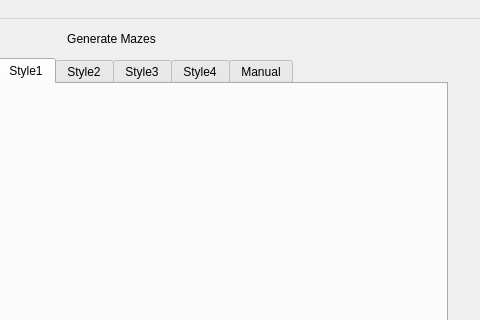
The window that assets/ui/mainwindow.ui (funaquarius24/MazeGUI) describes before a commit, drawn with Qt 5; both pictures show x 239 to 719 and y 0 to 320 of the 719 by 535 pixel window.
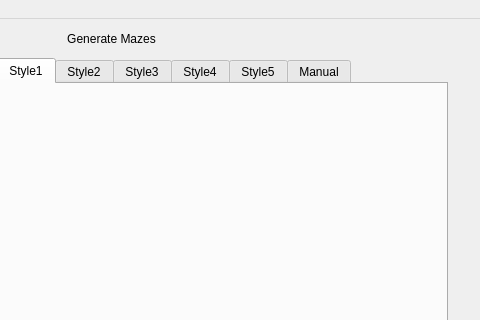
The same window after the commit.

What changed in the file:
```diff
--- a/assets/ui/mainwindow.ui
+++ b/assets/ui/mainwindow.ui
@@ -62,6 +62,11 @@
       <string>Style4</string>
      </attribute>
     </widget>
+    <widget class="QWidget" name="style5Tab">
+     <attribute name="title">
+      <string>Style5</string>
+     </attribute>
+    </widget>
     <widget class="QWidget" name="manualTab">
      <attribute name="title">
       <string>Manual</string>
```
